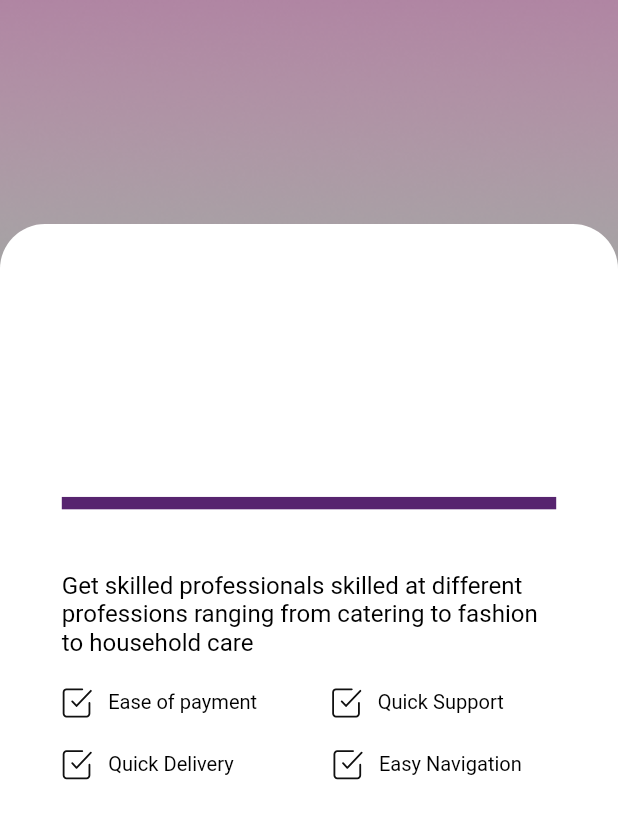
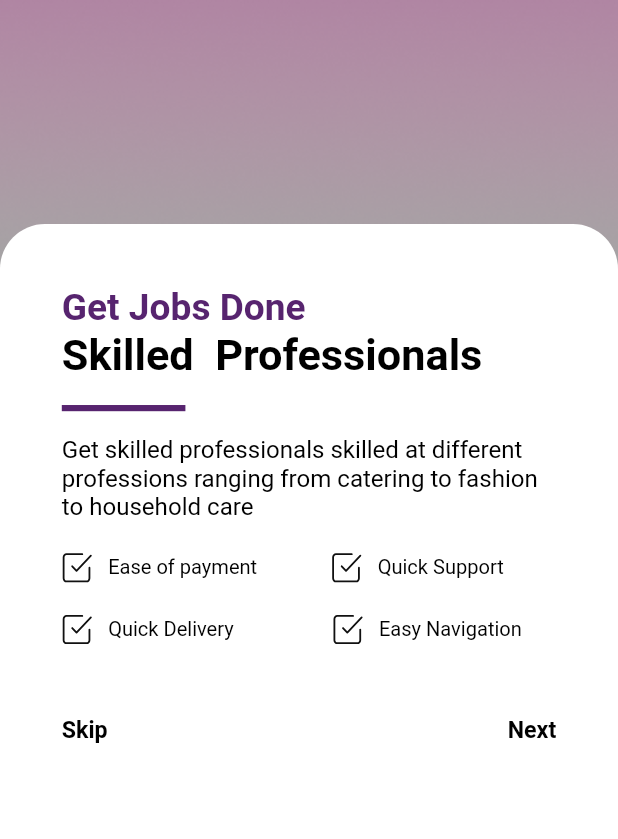
Before and after one commit to CephasPeter/fuitos_app, a Flutter app: the screen it shows after launch, after a tap on an icon or button, on a phone screen of 412 x 824 dp, the part 394-1233 px from its top. Run offline on Flutter 3.47's test engine with Material 2 defaults, Android fonts, the phone set to English and light mode, and no system bars; our stand-ins replace flutter_svg, font_awesome_flutter, loading_animation_widget, splashscreen.

Commit message:
Working on Onboarding pages

```diff
--- a/lib/screens/onboarding/onboarding_page.dart
+++ b/lib/screens/onboarding/onboarding_page.dart
@@ -15,6 +15,8 @@ class OnboardingPage extends StatefulWidget {
 }
 
 class _OnboardingPageState extends State<OnboardingPage> {
+  var currentPage = 0;
+
   @override
   Widget build(BuildContext context) {
     final Size size = MediaQuery.of(context).size;
@@ -25,7 +27,7 @@ class _OnboardingPageState extends State<OnboardingPage> {
     SystemChrome.setEnabledSystemUIMode(SystemUiMode.edgeToEdge, overlays: [SystemUiOverlay.top]);
 
     var bottomScreen1 = Container(
-      height: height*0.5,
+      height: height * 0.5,
       width: width,
       color: Colors.transparent,
       child: Padding(
@@ -33,14 +35,15 @@ class _OnboardingPageState extends State<OnboardingPage> {
         child: Container(
           color: Colors.transparent,
           child: Column(
-            mainAxisAlignment: MainAxisAlignment.end,
             crossAxisAlignment: CrossAxisAlignment.stretch,
             children: [
+              Text("Get Jobs Done", style: TextStyle(fontSize: multiplier*0.12, fontWeight: FontWeight.bold, color: AppColor.accent)),
+              Text("Skilled  Professionals", style: TextStyle(fontSize: multiplier*0.14, fontWeight: FontWeight.bold, color: Colors.black)),
               Padding(
-                padding: EdgeInsets.only(bottom: height*0.05),
+                padding: EdgeInsets.only(bottom: height*0.02,right: width*0.6,top: height*0.02),
                 child: Container(
                   width: width*0.8,
-                  height: height*0.01,
+                  height: height*0.005,
                   color: AppColor.accent,
                 )
               ),
@@ -128,14 +131,100 @@ class _OnboardingPageState extends State<OnboardingPage> {
       width: width,
       color: Colors.transparent,
       child: Padding(
-        padding: EdgeInsets.only(left: width * 0.05, right: width * 0.05,top: height*0.05,bottom: height*0.05),
+        padding: EdgeInsets.only(left: width * 0.1, right: width * 0.1,top: height*0.05,bottom: height*0.05),
         child: Container(
-          color: Colors.red,
+          color: Colors.transparent,
+          child: Column(
+            crossAxisAlignment: CrossAxisAlignment.stretch,
+            children: [
+              Text("Make Payment", style: TextStyle(fontSize: multiplier*0.12, fontWeight: FontWeight.bold, color: AppColor.accent)),
+              Text("Easily", style: TextStyle(fontSize: multiplier*0.14, fontWeight: FontWeight.bold, color: Colors.black)),
+              Padding(
+                  padding: EdgeInsets.only(bottom: height*0.02,right: width*0.6,top: height*0.02),
+                  child: Container(
+                    width: width*0.8,
+                    height: height*0.005,
+                    color: AppColor.accent,
+                  )
+              ),
+              Text("Payment gateways used on our platform are user friendly.", style: TextStyle(fontSize: multiplier*0.078, fontWeight: FontWeight.w400, color: Colors.black)),
+              SizedBox(
+                height: height*0.025,
+              ),
+              Row(
+                children: [
+                  Row(
+                    children: [
+                      SvgPicture.asset(
+                        "assets/images/checklist.svg",
+                        height: width*0.05,
+                        width: width*0.05,
+                      ),
+                      SizedBox(
+                        width: width*0.025,
+                      ),
+                      Text("Pay with card", style: TextStyle(fontSize: multiplier*0.065, fontWeight: FontWeight.w400, color: Colors.black)),
+                    ],
+                  ),
+                  SizedBox(
+                    width: width*0.10,
+                  ),
+                  Row(
+                    children: [
+                      SvgPicture.asset(
+                        "assets/images/checklist.svg",
+                        height: width*0.05,
+                        width: width*0.05,
+                      ),
+                      SizedBox(
+                        width: width*0.025,
+                      ),
+                      Text("Cheap service fees", style: TextStyle(fontSize: multiplier*0.065, fontWeight: FontWeight.w400, color: Colors.black)),
+                    ],
+                  ),
+                ],
+              ),
+              SizedBox(
+                height: height*0.025,
+              ),
+              Row(
+                children: [
+                  Row(
+                    children: [
+                      SvgPicture.asset(
+                        "assets/images/checklist.svg",
+                        height: width*0.05,
+                        width: width*0.05,
+                      ),
+                      SizedBox(
+                        width: width*0.025,
+                      ),
+                      Text("No hidden charges", style: TextStyle(fontSize: multiplier*0.065, fontWeight: FontWeight.w400, color: Colors.black)),
+                    ],
+                  ),
+                  SizedBox(
+                    width: width*0.10,
+                  ),
+                  Row(
+                    children: [
+                      SvgPicture.asset(
+                        "assets/images/checklist.svg",
+                        height: width*0.05,
+                        width: width*0.05,
+                      ),
+                      SizedBox(
+                        width: width*0.025,
+                      ),
+                      Text("Review Easily", style: TextStyle(fontSize: multiplier*0.065, fontWeight: FontWeight.w400, color: Colors.black)),
+                    ],
+                  ),
+                ],
+              ),
+            ],
+          ),
         ),
       ),
     );
-
-
 
     return AnnotatedRegion<SystemUiOverlayStyle>(
       value: const  SystemUiOverlayStyle(
@@ -202,10 +291,8 @@ class _OnboardingPageState extends State<OnboardingPage> {
                     ),
                     color: Colors.white,
                   ),
-                  child: SizedBox(
-                      height: height*0.5,
-                      width: width,
-                      child: PageView.builder(itemBuilder: (context, index) {
+                  child: PageView.builder(itemCount: 2,itemBuilder: (context, index) {
+                    currentPage = index;
                     if(index == 0) {
                       return bottomScreen1;
                     } else {
@@ -215,7 +302,31 @@ class _OnboardingPageState extends State<OnboardingPage> {
                   ),
                 ),
               ),
-              )
+              Align(
+                alignment: Alignment.bottomCenter,
+                child: Padding(
+                  padding: EdgeInsets.only(bottom: height*0.04,left: width * 0.1, right: width * 0.1,),
+                  child: Container(
+                    height: height*0.1,
+                    width: width,
+                    color: Colors.transparent,
+                    child: Row(
+                      crossAxisAlignment: CrossAxisAlignment.center,
+                      mainAxisAlignment: MainAxisAlignment.spaceBetween,
+                      children: [
+                        InkWell(
+                            onTap: (){
+
+                            }, child: Text("Skip", style: TextStyle(fontSize: multiplier*0.075, fontWeight: FontWeight.bold, color: Colors.black))),
+                        InkWell(
+                          onTap: (){
+
+                          }, child: Text("Next", style: TextStyle(fontSize: multiplier*0.075, fontWeight: FontWeight.bold, color: Colors.black))),
+                      ],
+                    ),
+                  ),
+                ),
+              ),
             ],
           ),
         ),
```
Lines whose indentation alone changed are shown as unchanged.
